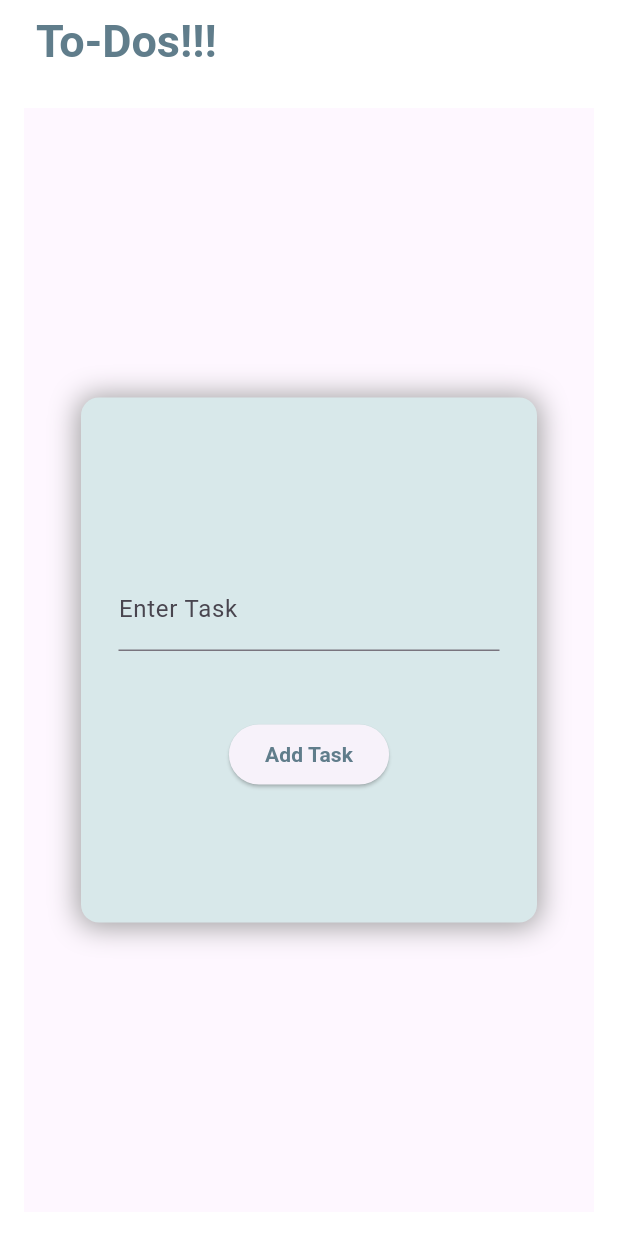
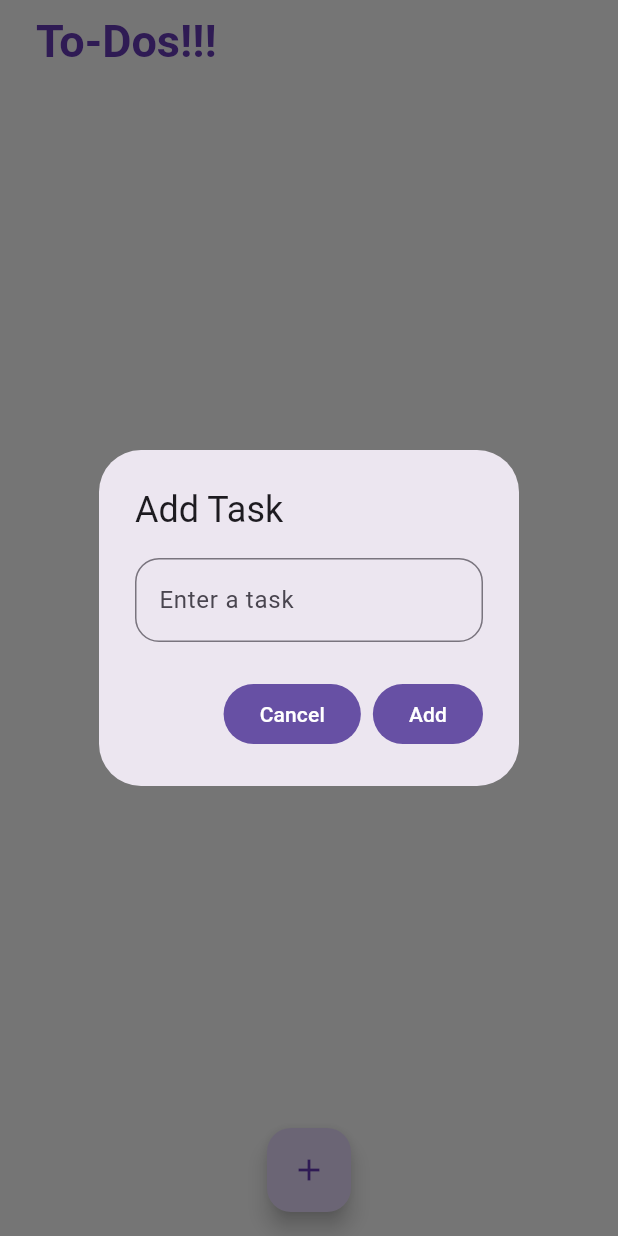
Before and after one commit to sneha058/CodSoft, a Flutter app: the screen it shows after launch, after a tap on the "add" icon, on a phone screen of 412 x 824 dp. Run offline on Flutter 3.47's test engine with Material 3 defaults, Android fonts, the phone set to English and light mode, and no system bars; our stand-ins replace dartz, flutter_bloc, hive, hive_flutter, shared_preferences; accounts and stored records are empty.

Commit message:
more responsive

```diff
--- a/lib/projects/1. To-Dos/presentation/bloc/todo_bloc.dart
+++ b/lib/projects/1. To-Dos/presentation/bloc/todo_bloc.dart
@@ -8,7 +8,16 @@ class ToDoBloc extends Bloc<ToDoEvent, ToDoState>{
   List<String> taskList= [];
 
   ToDoBloc(): super(ToDoInitialState()){
-    on<TaskCreateEvent>((event, emit) => emit(TaskCreateState()));
+
+    on<TaskEnterEvent>((event, emit){
+      if (event.enterTask.length >= 1){
+        emit (TaskEnterState());
+      }
+      else {
+        emit(TaskEmptyState("Please enter a task!!!"));
+      }
+    });
+
     on<TaskAddEvent>((event, emit) {
       if (event.task != null && event.task.isNotEmpty){
         taskList.add(event.task);
--- a/lib/projects/1. To-Dos/presentation/bloc/todo_event.dart
+++ b/lib/projects/1. To-Dos/presentation/bloc/todo_event.dart
@@ -1,6 +1,9 @@
 abstract class ToDoEvent {}
 
-class TaskCreateEvent extends ToDoEvent{}
+class TaskEnterEvent extends ToDoEvent{
+  var enterTask;
+  TaskEnterEvent(this.enterTask);
+}
 
 class TaskAddEvent extends ToDoEvent{
   String task;
--- a/lib/projects/1. To-Dos/presentation/bloc/todo_state.dart
+++ b/lib/projects/1. To-Dos/presentation/bloc/todo_state.dart
@@ -2,7 +2,7 @@ abstract class ToDoState {}
 
 class ToDoInitialState extends ToDoState {}
 
-class TaskCreateState extends ToDoState {}
+class TaskEnterState extends ToDoState{}
 
 class TaskAddState extends ToDoState {
   List<String> taskList;
--- a/lib/projects/1. To-Dos/presentation/ui/Screens/popup_window.dart
+++ /dev/null
@@ -1,76 +0,0 @@
-import 'package:codsoft/projects/1.%20To-Dos/presentation/bloc/todo_bloc.dart';
-import 'package:codsoft/projects/1.%20To-Dos/presentation/bloc/todo_event.dart';
-import 'package:codsoft/projects/1.%20To-Dos/presentation/bloc/todo_state.dart';
-import 'package:codsoft/projects/1.%20To-Dos/presentation/ui/Screens/todo.dart';
-import 'package:flutter/cupertino.dart';
-import 'package:flutter/material.dart';
-import 'package:flutter_bloc/flutter_bloc.dart';
-import 'package:hive/hive.dart';
-import 'package:shared_preferences/shared_preferences.dart';
-
-
-class PopUpWindow extends StatelessWidget {
-  TextEditingController taskController = TextEditingController();
-
-  @override
-  Widget build(BuildContext context) {
-    return Material(
-      child: Center(
-        child: ConstrainedBox(
-          constraints: BoxConstraints(
-            maxHeight: 500,
-            maxWidth: 400,
-          ),
-          child: FractionallySizedBox(
-            heightFactor: 0.7,
-            widthFactor: 0.8,
-            child: Container(
-              decoration: BoxDecoration(
-                  color: Color(0xFFD8E8EA),
-                  borderRadius: BorderRadius.circular(12),
-                  boxShadow: [
-                    BoxShadow(
-                        color: Colors.grey,
-                        spreadRadius: 2.0,
-                        blurRadius: 16.0,
-                        offset: Offset(0, 1))
-                  ]),
-              child: Column(
-                mainAxisAlignment: MainAxisAlignment.center,
-                children: [
-                  Padding(
-                    padding: const EdgeInsets.all(25.0),
-                    child: TextField(
-                      controller: taskController,
-                      decoration: InputDecoration(
-                        labelText: "Enter Task",
-                      ),
-                    ),
-                  ),
-                  SizedBox(
-                    height: 20,
-                  ),
-
-                  //...........(3) Firing Event to trigger the TaskAddState on pressing the Add Task button.................
-
-                  ElevatedButton(
-                      onPressed: () {
-
-                        BlocProvider.of<ToDoBloc>(context).add(TaskAddEvent(taskController.text.toString()));
-
-
-                      },
-                      child: Text(
-                        "Add Task",
-                        style: TextStyle(
-                            fontWeight: FontWeight.bold, color: Colors.blueGrey),
-                      )),
-                ],
-              ),
-            ),
-          ),
-        ),
-      ),
-    );
-  }
-}
--- a/lib/projects/1. To-Dos/presentation/ui/Screens/todo.dart
+++ b/lib/projects/1. To-Dos/presentation/ui/Screens/todo.dart
@@ -1,9 +1,9 @@
 import 'package:codsoft/projects/1.%20To-Dos/presentation/bloc/todo_bloc.dart';
 import 'package:codsoft/projects/1.%20To-Dos/presentation/bloc/todo_event.dart';
 import 'package:codsoft/projects/1.%20To-Dos/presentation/bloc/todo_state.dart';
-import 'package:codsoft/projects/1.%20To-Dos/presentation/ui/Screens/popup_window.dart';
-import 'package:codsoft/projects/1.%20To-Dos/presentation/ui/Widgets/round_add_widget.dart';
+import 'package:codsoft/projects/1.%20To-Dos/presentation/ui/Widgets/add_task_button.dart';
 import 'package:codsoft/projects/1.%20To-Dos/presentation/ui/Widgets/tasks_list_widget.dart';
+import 'package:dartz/dartz.dart';
 import 'package:flutter/cupertino.dart';
 import 'package:flutter/material.dart';
 import 'package:flutter_bloc/flutter_bloc.dart';
@@ -20,7 +20,7 @@ class ToDoApp extends StatelessWidget {
     return MaterialApp(
       title: "ToDo App",
       theme: ThemeData(
-        primarySwatch: Colors.grey,
+        primarySwatch: Colors.deepPurple,
       ),
       home: BlocProvider(
         create: (context) => ToDoBloc(),
@@ -45,31 +45,32 @@ class ToDoScreen extends StatelessWidget {
               style: TextStyle(
                 fontWeight: FontWeight.w700,
                 fontSize: 30,
-                color: Colors.blueGrey,
+                color: Colors.deepPurple,
               ),
             ),
           ),
         ),
-        body: BlocBuilder<ToDoBloc, ToDoState>(builder: (context, state) {
-          if (state is TaskAddState) {
-            //.....................for (3) go to popup_window...................................
-            //.....................(4) After clicking the Add Task button of the  pop-up window, with the task entered a list tile is created..................
-            return Stack(children: [
-              TaskListWidget(state),
-              Align(
-                  alignment: Alignment.bottomCenter,
-                  child: Container(
-                    height: 70,
-                    width: double.infinity,
-                    color: Colors.white,
-                  )),
-              RoundAddWidget(),
-            ]);
-          } else {
-            //...............................................(1) Is on the round_add_widget file...................................................
-            //..............................(2) After pressing the button a pop-up window to enter the task appears............................
-            return RoundAddWidget();
-          }
-        }));
+        body: BlocBuilder<ToDoBloc, ToDoState>(
+          builder: (context, state) {
+            if (state is TaskAddState){
+
+              //.........If task is added the task List is built.......
+
+              return Stack(
+                children: [
+                  TaskListWidget(state),
+                  AddTaskButton(),
+                ],
+              );
+            }
+            else {
+
+              //.......Initially there's only the add button...........
+
+              return AddTaskButton();
+            }
+          },
+        )
+    );
   }
 }
--- /dev/null
+++ b/lib/projects/1. To-Dos/presentation/ui/Widgets/add_task_button.dart
@@ -0,0 +1,67 @@
+import 'package:flutter/cupertino.dart';
+import 'package:flutter/material.dart';
+import 'package:flutter_bloc/flutter_bloc.dart';
+
+import '../../bloc/todo_bloc.dart';
+import '../../bloc/todo_event.dart';
+import '../../bloc/todo_state.dart';
+
+class AddTaskButton extends StatelessWidget {
+
+  TextEditingController taskController = TextEditingController();
+
+  void createNewTask(BuildContext context, ToDoBloc toDoBloc) {
+    showDialog(
+      context: context,
+      builder: (context) {
+        return AlertDialog(
+          title: Text("Add Task"),
+          content: TextField(
+            controller: taskController,
+            decoration: InputDecoration(
+                labelText: "Enter a task",
+                border: OutlineInputBorder(
+                  borderRadius: BorderRadius.circular(16),
+                )),
+          ),
+          actions: [
+            FilledButton(
+                onPressed: () {
+                  Navigator.pop(context);
+                },
+                child: Text("Cancel")),
+            FilledButton(
+                onPressed: () {
+
+                    toDoBloc.add(TaskAddEvent(taskController.text.toString()));
+                    Navigator.pop(context);
+                },
+                child: Text("Add")),
+          ],
+        );
+      },
+    );
+  }
+
+  @override
+  Widget build(BuildContext context) {
+    return Padding(
+      padding: const EdgeInsets.all(16.0),
+      child: Align(
+        alignment: Alignment.bottomCenter,
+        child: FloatingActionButton(
+          onPressed: () {
+
+            //.......Explicitly passing the Bloc context to avoid overriding.....
+            createNewTask(context, BlocProvider.of<ToDoBloc>(context));
+
+          },
+          child: Icon(
+            Icons.add,
+            color: Colors.deepPurple,
+          ),
+        ),
+      ),
+    );
+  }
+}
--- a/lib/projects/1. To-Dos/presentation/ui/Widgets/round_add_widget.dart
+++ /dev/null
@@ -1,59 +0,0 @@
-import 'package:flutter/cupertino.dart';
-import 'package:flutter/material.dart';
-import 'package:flutter_bloc/flutter_bloc.dart';
-
-import '../../bloc/todo_bloc.dart';
-import '../../bloc/todo_event.dart';
-import '../../bloc/todo_state.dart';
-import '../Screens/popup_window.dart';
-
-class RoundAddWidget extends StatelessWidget {
-  @override
-  Widget build(BuildContext context) {
-    return Padding(
-      padding: const EdgeInsets.all(16.0),
-      child: Align(
-          alignment: Alignment.bottomCenter,
-          child: InkWell(onTap: () {
-          //................after tap pop the textfield window to enter the task..............//
-          BlocProvider.of<ToDoBloc>(context)
-              .add(TaskCreateEvent());
-
-
-
-                  }, child: BlocBuilder<ToDoBloc, ToDoState>(
-          builder: (context, state) {
-            if (state is TaskCreateState) {
-              return PopUpWindow();
-            } else {
-
-              //..................................(1)Initially the screen has only a + button........................
-
-              return Container(
-                height: 60,
-                width: 60,
-                decoration: BoxDecoration(
-                    shape: BoxShape.circle,
-                    color: Colors.blueGrey,
-                    boxShadow: [
-                      BoxShadow(
-                          color: Colors.grey,
-                          spreadRadius: 3.0,
-                          blurRadius: 3.0,
-                          offset: Offset(0, 1))
-                    ]),
-                child: Center(
-                  child: Icon(
-                    Icons.add,
-                    size: 26,
-                    color: Colors.white,
-                  ),
-                ),
-              );
-            }
-          },
-                  )),
-      ),
-    );
-  }
-}
--- a/lib/projects/1. To-Dos/presentation/ui/Widgets/tasks_list_widget.dart
+++ b/lib/projects/1. To-Dos/presentation/ui/Widgets/tasks_list_widget.dart
@@ -13,18 +13,27 @@ class TaskListWidget extends StatelessWidget {
 
   TaskListWidget(this.state);
 
+  bool taskStatus = false;
+
   @override
   Widget build(BuildContext context) {
     return ListView.separated(
         itemBuilder: (context, index) {
           return ListTile(
-            title: Text(state.taskList[index]),
-            leading: Checkbox(
-              value: false,
-              onChanged: (value) {
-                BlocProvider.of<ToDoBloc>(context)
-                    .add(TaskCompleteEvent());
-
+            title: Text(state.taskList[index],
+             /* style: TextStyle(
+                  decoration: taskStatus
+                      ? TextDecoration.lineThrough
+                      : TextDecoration.none), */
+            ),
+            leading: BlocBuilder<ToDoBloc, ToDoState>(
+              builder: (context, state) {
+                return Checkbox(
+                  value: taskStatus,
+                  onChanged: (value) {
+                    taskStatus = !taskStatus;
+                  },
+                );
               },
             ),
             trailing: Container(
@@ -36,12 +45,13 @@ class TaskListWidget extends StatelessWidget {
                 mainAxisAlignment: MainAxisAlignment.end,
                 children: [
                   IconButton(
-                    icon: Icon(Icons.edit),
+                    icon: Icon(Icons.edit, color: Colors.deepPurple,),
                     onPressed: () {},
                   ),
                   IconButton(
-                    icon: Icon(Icons.delete),
+                    icon: Icon(Icons.delete, color: Colors.deepPurple,),
                     onPressed: () {
+
                     },
                   ),
                 ],
@@ -51,7 +61,8 @@ class TaskListWidget extends StatelessWidget {
         },
         separatorBuilder: (context, index) {
           return Padding(
-            padding: const EdgeInsets.only(left: 30,right: 30,top: 8, bottom: 8),
+            padding: const EdgeInsets.only(
+                left: 30, right: 30, top: 8, bottom: 8),
             child: Divider(
               thickness: 1,
               color: Colors.black,
@@ -59,7 +70,5 @@ class TaskListWidget extends StatelessWidget {
           );
         },
         itemCount: state.taskList.length);
-
-
+  }
 }
-}
```
